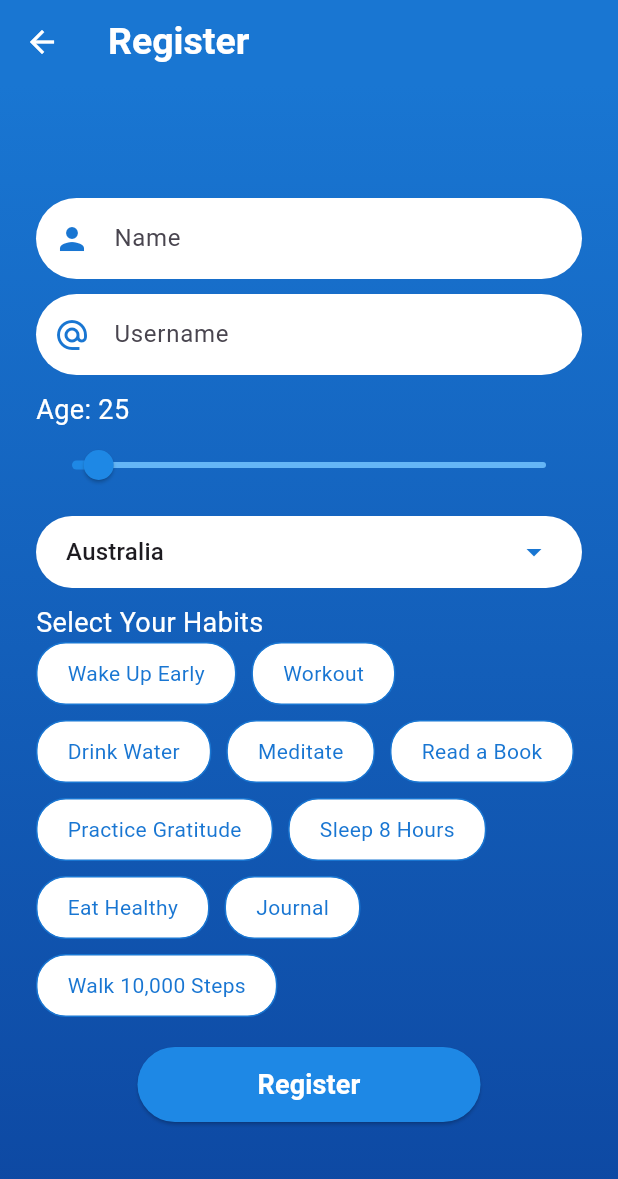
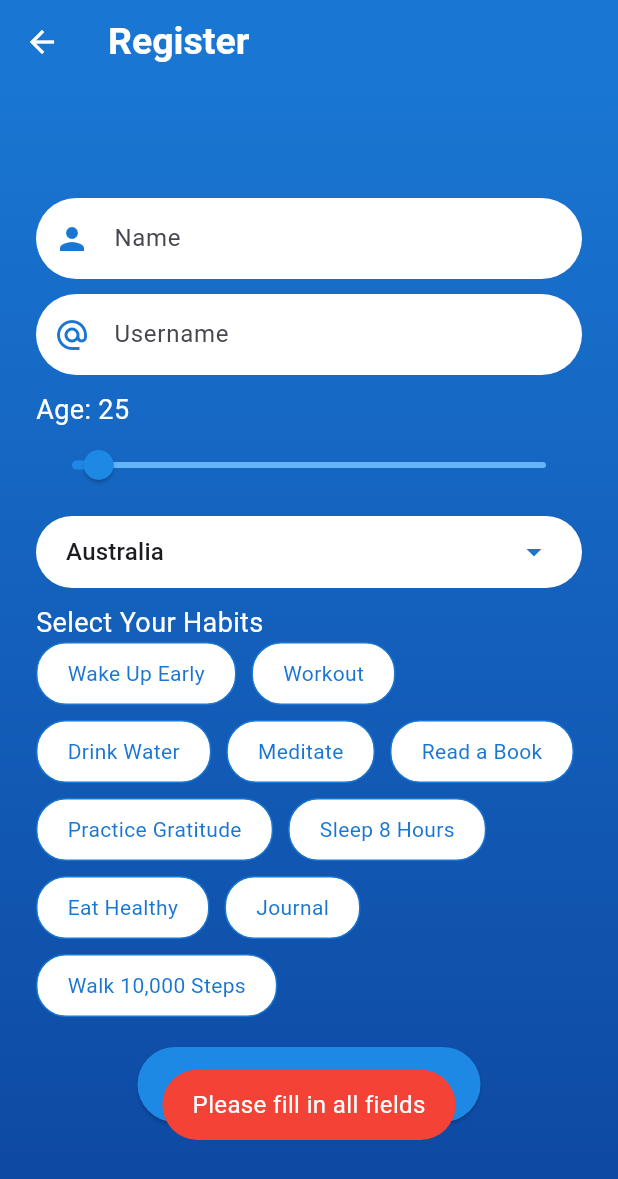
Before and after one commit to MueedFarooq/Habit-Traker-App, a Flutter app: the RagisterScreen screen opened directly, after a tap on "Register", on a phone screen of 412 x 824 dp. Shown: the top 1179 px of the screen. Run offline on Flutter 3.47's test engine with Material 3 defaults, Android fonts, the phone set to English and light mode, and no system bars; our stand-ins replace fluttertoast.

Commit message:
home screen created with some logic for login and registration corrected

```diff
--- a/lib/UI/Ragister_screen.dart
+++ b/lib/UI/Ragister_screen.dart
@@ -1,4 +1,6 @@
 import 'package:flutter/material.dart';
+import 'package:habit_traker/UI/Habit_Traker_Screen.dart';
+import 'package:habit_traker/Utils/utils.dart';
 
 import 'Login_screen.dart';
 
@@ -26,13 +28,14 @@ class _RagisterScreenState extends State<RagisterScreen> {
     'Sleep 8 Hours',
     'Eat Healthy',
     'Journal',
-    'Walk 10,000 Steps'
+    'Walk 10,000 Steps',
   ];
   @override
   void initState() {
     super.initState();
     _fetchCountries();
   }
+
   Future<void> _fetchCountries() async {
     List<String> subsetCountries = [
       'United States',
@@ -45,7 +48,7 @@ class _RagisterScreenState extends State<RagisterScreen> {
       'Japan',
       'China',
       'Brazil',
-      'South Africa'
+      'South Africa',
     ];
     setState(() {
       _countries = subsetCountries;
@@ -53,12 +56,28 @@ class _RagisterScreenState extends State<RagisterScreen> {
       _country = _countries.isNotEmpty ? _countries[0] : 'United States';
     });
   }
+
+  void _register() async {
+    final name = _nameController.text;
+    final username = _usernameController.text;
+    if (username.isEmpty || name.isEmpty) {
+      Utils().toastMassage('Please fill in all fields');
+      return;
+    }
+    Navigator.pushReplacement(
+      context,
+      MaterialPageRoute(
+        builder: (context) => HabitTrakerScreen(username: username),
+      ),
+    );
+  }
+
   @override
   Widget build(BuildContext context) {
     return Scaffold(
       appBar: AppBar(
         backgroundColor: Colors.blue.shade700,
-        title:const Text(
+        title: const Text(
           'Register',
           style: TextStyle(
             fontSize: 25,
@@ -82,7 +101,7 @@ class _RagisterScreenState extends State<RagisterScreen> {
             colors: [Colors.blue.shade700, Colors.blue.shade900],
             begin: Alignment.topCenter,
             end: Alignment.bottomCenter,
-          )
+          ),
         ),
         child: Center(
           child: SingleChildScrollView(
@@ -92,10 +111,16 @@ class _RagisterScreenState extends State<RagisterScreen> {
               children: [
                 _buildInputField(_nameController, 'Name', Icons.person),
                 const SizedBox(height: 10),
-                _buildInputField(_usernameController, 'Username', Icons.alternate_email),
+                _buildInputField(
+                  _usernameController,
+                  'Username',
+                  Icons.alternate_email,
+                ),
                 const SizedBox(height: 10),
-                Text('Age: ${_age.round()}',
-                    style: const TextStyle(color: Colors.white, fontSize: 18)),
+                Text(
+                  'Age: ${_age.round()}',
+                  style: const TextStyle(color: Colors.white, fontSize: 18),
+                ),
                 Slider(
                   value: _age,
                   min: 21,
@@ -103,28 +128,35 @@ class _RagisterScreenState extends State<RagisterScreen> {
                   divisions: 79,
                   activeColor: Colors.blue.shade600,
                   inactiveColor: Colors.blue.shade300,
-                    onChanged: (value){
+                  onChanged: (value) {
                     setState(() {
                       _age = value;
                     });
-                }
+                  },
                 ),
                 const SizedBox(height: 10),
                 _buildCountryDropdown(),
                 const SizedBox(height: 10),
-                const Text('Select Your Habits',style: TextStyle(color: Colors.white, fontSize: 18)),
+                const Text(
+                  'Select Your Habits',
+                  style: TextStyle(color: Colors.white, fontSize: 18),
+                ),
                 Wrap(
                   spacing: 10,
                   runSpacing: 10,
-                  children: availableHabits.map((habit){
+                  children: availableHabits.map((habit) {
                     final isSelected = selectedHabits.contains(habit);
                     return GestureDetector(
                       onTap: null,
                       child: Container(
-                        padding: const EdgeInsets.symmetric(horizontal: 20, vertical: 10),
+                        padding: const EdgeInsets.symmetric(
+                          horizontal: 20,
+                          vertical: 10,
+                        ),
                         decoration: BoxDecoration(
-                          color:
-                          isSelected ? Colors.blue.shade600 : Colors.white,
+                          color: isSelected
+                              ? Colors.blue.shade600
+                              : Colors.white,
                           borderRadius: BorderRadius.circular(20),
                           border: Border.all(color: Colors.blue.shade700),
                         ),
@@ -143,23 +175,27 @@ class _RagisterScreenState extends State<RagisterScreen> {
                 const SizedBox(height: 20),
                 Center(
                   child: ElevatedButton(
-                      onPressed: (){},
+                    onPressed: _register,
                     style: ElevatedButton.styleFrom(
                       backgroundColor: Colors.blue.shade600,
                       shape: RoundedRectangleBorder(
                         borderRadius: BorderRadius.circular(30.0),
                       ),
                       padding: EdgeInsets.symmetric(
-                            horizontal: 80, vertical: 12
-                        )
+                        horizontal: 80,
+                        vertical: 12,
                       ),
-                      child: Text('Register',style: TextStyle(
+                    ),
+                    child: Text(
+                      'Register',
+                      style: TextStyle(
                         fontSize: 18,
                         color: Colors.white,
                         fontWeight: FontWeight.bold,
-                  ),)
                       ),
-                )
+                    ),
+                  ),
+                ),
               ],
             ),
           ),
@@ -167,7 +203,12 @@ class _RagisterScreenState extends State<RagisterScreen> {
       ),
     );
   }
-  Widget _buildInputField(TextEditingController controller,String hint,IconData icon){
+
+  Widget _buildInputField(
+    TextEditingController controller,
+    String hint,
+    IconData icon,
+  ) {
     return Container(
       decoration: BoxDecoration(
         color: Colors.white,
@@ -179,13 +220,16 @@ class _RagisterScreenState extends State<RagisterScreen> {
           prefixIcon: Icon(icon, color: Colors.blue.shade700),
           hintText: hint,
           border: InputBorder.none,
-          contentPadding:
-          const EdgeInsets.symmetric(horizontal: 20, vertical: 15),
+          contentPadding: const EdgeInsets.symmetric(
+            horizontal: 20,
+            vertical: 15,
+          ),
         ),
       ),
     );
   }
-  Widget _buildCountryDropdown(){
+
+  Widget _buildCountryDropdown() {
     return Container(
       padding: const EdgeInsets.symmetric(horizontal: 20),
       decoration: BoxDecoration(
@@ -197,17 +241,15 @@ class _RagisterScreenState extends State<RagisterScreen> {
         icon: Icon(Icons.arrow_drop_down, color: Colors.blue.shade700),
         isExpanded: true,
         underline: const SizedBox(),
-          items: _countries.map((String value){
-        return DropdownMenuItem(
-            value: value,
-            child: Text(value)
-        );
+        items: _countries.map((String value) {
+          return DropdownMenuItem(value: value, child: Text(value));
         }).toList(),
-          onChanged: (newValue){
+        onChanged: (newValue) {
           setState(() {
             _country = newValue!;
           });
-      }),
+        },
+      ),
     );
   }
 }
--- /dev/null
+++ b/lib/Utils/utils.dart
@@ -0,0 +1,15 @@
+import 'package:flutter/material.dart';
+import 'package:fluttertoast/fluttertoast.dart';
+class Utils{
+  void toastMassage(String massage){
+    Fluttertoast.showToast(
+        msg: massage,
+        toastLength: Toast.LENGTH_SHORT,
+        gravity: ToastGravity.BOTTOM,
+        timeInSecForIosWeb: 1,
+        backgroundColor: Colors.red,
+        textColor: Colors.white,
+        fontSize: 16.0
+    );
+  }
+}
--- a/lib/main.dart
+++ b/lib/main.dart
@@ -1,4 +1,5 @@
 import 'package:flutter/material.dart';
+import 'package:habit_traker/UI/Habit_Traker_Screen.dart';
 import 'package:habit_traker/UI/Login_screen.dart';
 
 void main() {
@@ -12,7 +13,7 @@ class MyApp extends StatelessWidget {
   @override
   Widget build(BuildContext context) {
     return MaterialApp(
-      home: LoginScreen(),
+    home: LoginScreen()
     );
   }
 }
```
Also changed, not shown: lib/UI/Habit_Traker_Screen.dart (added, +215 -0 lines), lib/UI/Login_screen.dart (+21 -3 lines). Lines whose indentation alone changed are shown as unchanged.
